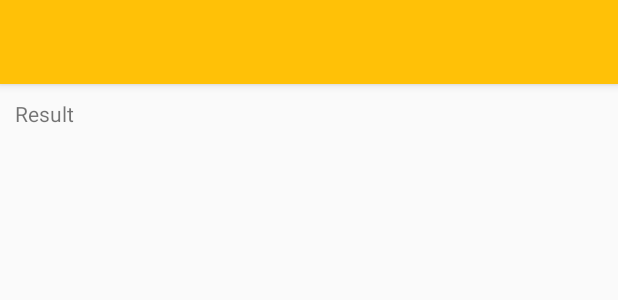
After one commit to dkunzler/barcode, an Android app: the layout fragment_result.xml on its own in the app's theme, with its tools: preview values and no code run, on a phone screen of 412 x 824 dp. The commit adds this screen. Shown: the top 300 px of the screen. Run offline under Robolectric (Android 15) with nearby library versions, the phone set to English and light mode, and no system bars.

Commit message:
viewpager for switching between scanning and result, color adjustments

```diff
--- a/app/build.gradle
+++ b/app/build.gradle
@@ -26,10 +26,13 @@ dependencies {
     implementation fileTree(dir: 'libs', include: ['*.jar'])
     implementation "org.jetbrains.kotlin:kotlin-stdlib-jre7:$kotlin_version"
     implementation 'com.android.support:appcompat-v7:26.1.0'
+    implementation 'com.android.support:support-v4:26.1.0'
     implementation 'com.android.support:recyclerview-v7:26.1.0'
     implementation 'com.android.support:design:26.1.0'
     implementation 'com.android.support.constraint:constraint-layout:1.0.2'
     implementation 'com.google.android.gms:play-services-vision:11.8.0'
+
+    implementation 'com.squareup:otto:1.3.8'
 
     testImplementation 'junit:junit:4.12'
     androidTestImplementation 'com.android.support.test:runner:1.0.1'
--- a/app/src/main/AndroidManifest.xml
+++ b/app/src/main/AndroidManifest.xml
@@ -5,20 +5,20 @@
     <uses-permission android:name="android.permission.CAMERA" />
 
     <application
+        android:name=".App"
         android:allowBackup="true"
         android:icon="@mipmap/ic_launcher"
         android:label="@string/app_name"
         android:roundIcon="@mipmap/ic_launcher_round"
         android:supportsRtl="true"
-        android:theme="@style/Theme.AppCompat.NoActionBar">
-        <activity android:name=".ScanActivity">
+        android:theme="@style/AppTheme">
+        <activity android:name=".MainActivity">
             <intent-filter>
                 <action android:name="android.intent.action.MAIN" />
 
                 <category android:name="android.intent.category.LAUNCHER" />
             </intent-filter>
         </activity>
-        <activity android:name=".ResultActivity"></activity>
     </application>
 
 </manifest>
--- /dev/null
+++ b/app/src/main/res/layout/fragment_result.xml
@@ -0,0 +1,42 @@
+<?xml version="1.0" encoding="utf-8"?>
+<android.support.design.widget.CoordinatorLayout xmlns:android="http://schemas.android.com/apk/res/android"
+    xmlns:app="http://schemas.android.com/apk/res-auto"
+    xmlns:tools="http://schemas.android.com/tools"
+    android:layout_width="match_parent"
+    android:layout_height="match_parent"
+    android:orientation="vertical"
+    tools:context="de.devland.scanner.ResultFragment">
+
+    <android.support.design.widget.AppBarLayout
+        android:layout_width="match_parent"
+        android:layout_height="wrap_content">
+
+        <android.support.v7.widget.Toolbar
+            android:id="@+id/toolbar"
+            android:layout_width="match_parent"
+            android:layout_height="?attr/actionBarSize"
+            android:background="?attr/colorPrimary"
+            android:elevation="4dp"
+            android:theme="@style/ThemeOverlay.AppCompat.ActionBar"
+            app:layout_scrollFlags="scroll"
+            app:popupTheme="@style/ThemeOverlay.AppCompat.Light" />
+    </android.support.design.widget.AppBarLayout>
+
+    <ScrollView
+        android:padding="10dp"
+        android:id="@+id/fragment_container"
+        android:layout_width="match_parent"
+        android:layout_height="match_parent"
+        app:layout_behavior="@string/appbar_scrolling_view_behavior">
+
+
+        <TextView
+            android:id="@+id/resultText"
+            tools:text="Result"
+            android:layout_width="match_parent"
+            android:layout_height="wrap_content" />
+
+    </ScrollView>
+
+
+</android.support.design.widget.CoordinatorLayout>
--- a/app/src/main/res/values/colors.xml
+++ b/app/src/main/res/values/colors.xml
@@ -1,6 +1,7 @@
 <?xml version="1.0" encoding="utf-8"?>
 <resources>
-    <color name="colorPrimary">#607D8B</color>
-    <color name="colorPrimaryDark">#37474F</color>
-    <color name="colorAccent">#FFC107</color>
+    <color name="colorPrimary">#FFC107</color>
+    <color name="colorPrimaryDark">#c79100</color>
+    <color name="colorPrimaryLight">#fff350</color>
+    <color name="colorAccent">#03a9f4</color>
 </resources>
--- a/app/src/main/res/values/styles.xml
+++ b/app/src/main/res/values/styles.xml
@@ -1,7 +1,7 @@
 <resources>
 
     <!-- Base application theme. -->
-    <style name="AppTheme" parent="Theme.AppCompat.Light.DarkActionBar">
+    <style name="AppTheme" parent="Theme.AppCompat.Light.NoActionBar">
         <!-- Customize your theme here. -->
         <item name="colorPrimary">@color/colorPrimary</item>
         <item name="colorPrimaryDark">@color/colorPrimaryDark</item>
```
Also changed, not shown: app/src/main/java/de/devland/scanner/App.kt (added, +19 -0 lines), app/src/main/java/de/devland/scanner/MainActivity.kt (added, +70 -0 lines), app/src/main/java/de/devland/scanner/ResultActivity.kt (deleted, +0 -20 lines), app/src/main/java/de/devland/scanner/ResultFragment.kt (added, +42 -0 lines), app/src/main/java/de/devland/scanner/ScanFragment.kt (renamed from app/src/main/java/de/devland/scanner/ScanActivity.kt, +47 -83 lines), app/src/main/java/de/devland/scanner/event/BarcodeEvent.kt (added, +8 -0 lines), app/src/main/java/de/devland/scanner/event/FragmentSelectionEvent.kt (added, +9 -0 lines), app/src/main/res/layout/activity_main.xml (added, +11 -0 lines), app/src/main/res/layout/activity_result.xml (deleted, +0 -13 lines), app/src/main/res/layout/fragment_scan.xml (renamed from app/src/main/res/layout/activity_scan.xml).
